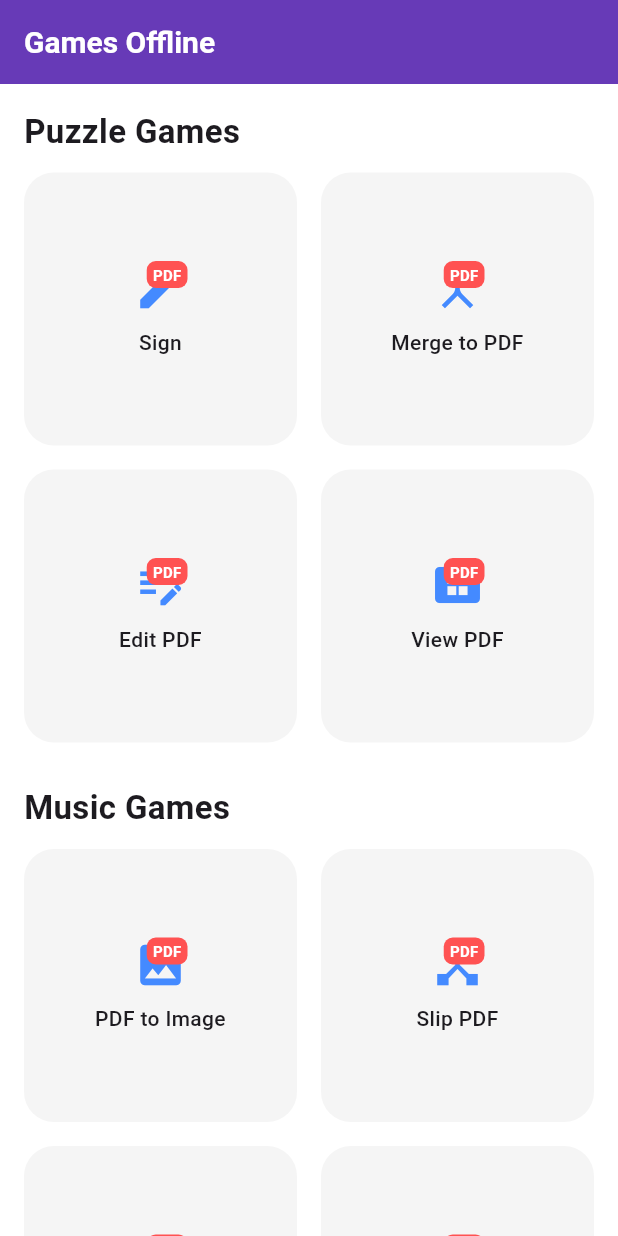
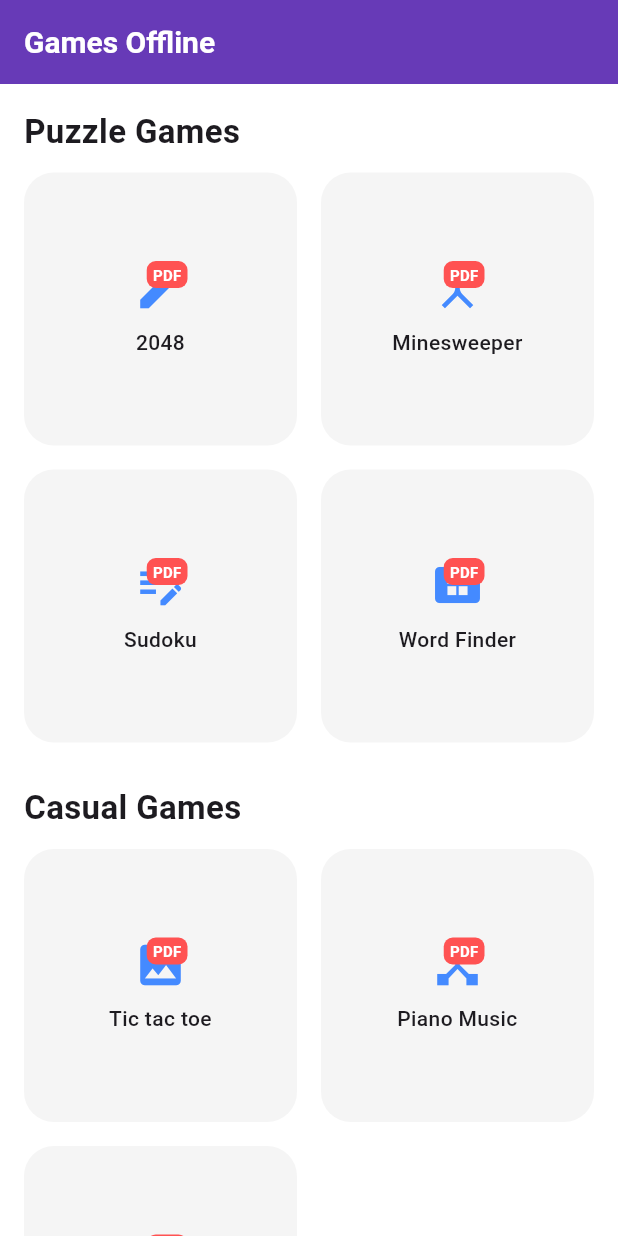
Before and after one commit to daturit/lisa_game_hub, a Flutter app: the screen it shows after launch, on a phone screen of 412 x 824 dp. Run offline on Flutter 3.47's test engine with Material 3 defaults, Android fonts, the phone set to English and light mode, and no system bars; our stand-ins replace assets_audio_player, awesome_dialog, flutter_animate, google_fonts, material_segmented_control, shared_preferences; missing offline and left inert: flutter_share, game_levels_scrolling_map, giffy_dialog, sudoku_solver_generator.

Commit message:
update icon and code.

```diff
--- a/lib/home_screen.dart
+++ b/lib/home_screen.dart
@@ -50,17 +50,17 @@ class _HomeScreenState extends State<HomeScreen> {
   @override
   Widget build(BuildContext context) {
     final List<Map<String, dynamic>> tools = [
-      {"icon": Icons.edit, "label": "Sign", "type": "sign"},
-      {"icon": Icons.merge, "label": "Merge to PDF", "type": "merge"},
-      {"icon": Icons.edit_note, "label": "Edit PDF", "type": "edit"},
-      {"icon": Icons.view_compact_alt, "label": "View PDF", "type": "view"},
+      {"icon": Icons.edit, "label": "2048", "type": "sign"},
+      {"icon": Icons.merge, "label": "Minesweeper", "type": "merge"},
+      {"icon": Icons.edit_note, "label": "Sudoku", "type": "edit"},
+      {"icon": Icons.view_compact_alt, "label": "Word Finder", "type": "view"},
     ];
 
     final List<Map<String, dynamic>> toolsConvert = [
-      {"icon": Icons.image, "label": "PDF to Image", "type": "pdftoimage"},
-      {"icon": Icons.device_hub, "label": "Slip PDF", "type": "slip"},
-      {"icon": Icons.image, "label": "PDF to Image", "type": "pdftoimage1"},
-      {"icon": Icons.device_hub, "label": "Slip PDF", "type": "slip1"},
+      {"icon": Icons.image, "label": "Tic tac toe", "type": "pdftoimage"},
+      {"icon": Icons.device_hub, "label": "Piano Music", "type": "slip"},
+      {"icon": Icons.image, "label": "Tic tac toe", "type": "pdftoimage1"},
+      // {"icon": Icons.device_hub, "label": "Slip PDF", "type": "slip1"},
     ];
 
     return Scaffold(
@@ -91,7 +91,7 @@ class _HomeScreenState extends State<HomeScreen> {
 
               const SizedBox(height: 28),
               const Text(
-                'Music Games',
+                'Casual Games',
                 style: TextStyle(fontSize: 22, fontWeight: FontWeight.bold),
               ),
               const SizedBox(height: 12),
```
Also changed, not shown: 45 other files.
